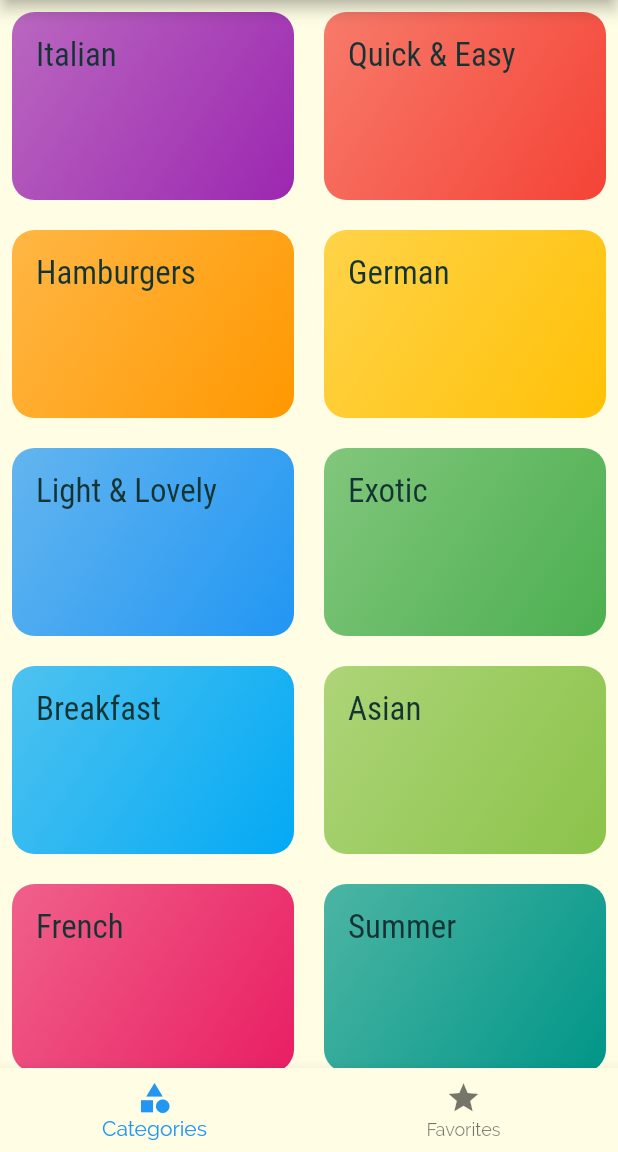
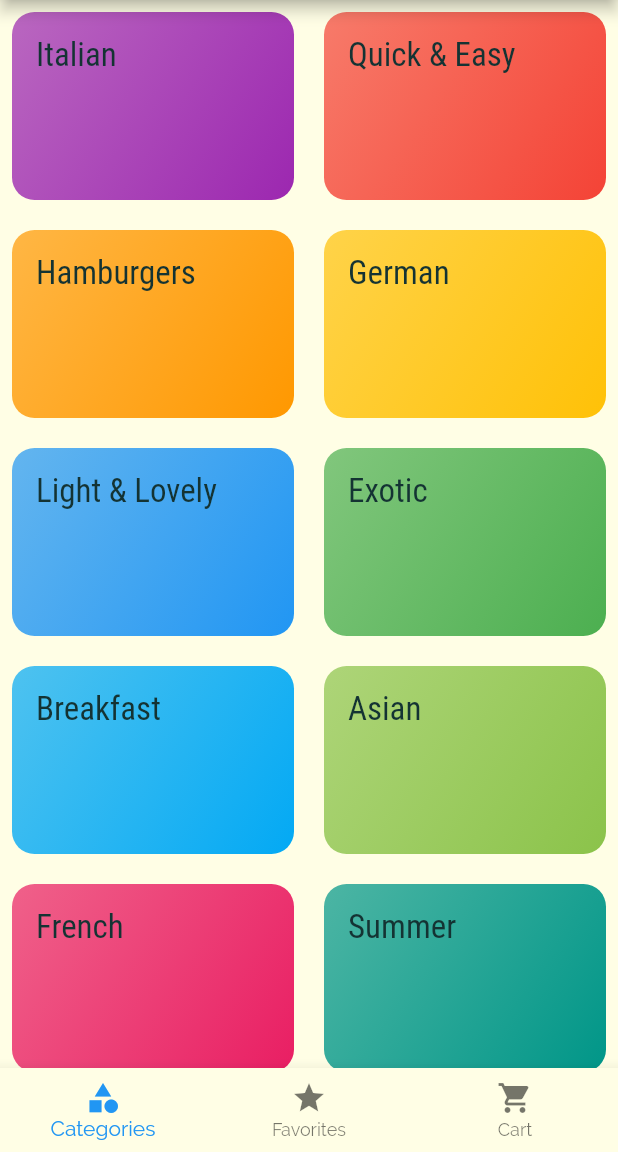
Before and after one commit to Wissa-Azmy/Flurant, a Flutter app: the screen it shows after launch, on a phone screen of 412 x 824 dp, the part 84-1236 px from its top. Run offline on Flutter 3.47's test engine with Material 2 defaults, Android fonts, the phone set to English and light mode, and no system bars.

Commit message:
Add cart tab and cart screen boilerplate

```diff
--- a/lib/models/cart_item.dart
+++ b/lib/models/cart_item.dart
@@ -1,25 +1,9 @@
 import 'package:flurant/models/meal.dart';
-import 'package:flutter/foundation.dart';
+import 'package:flutter/material.dart';
 
-class CartItem {
+class CartItem with ChangeNotifier {
   final Meal product;
   final int quantity;
 
   CartItem({required this.product, required this.quantity});
 }
-
-class CartProvider with ChangeNotifier {
-  Map<String, CartItem> _items = {};
-
-  Map<String, CartItem> get items => _items;
-
-  void addItem(Meal product, double price) {
-    if (_items.containsKey(product.id)) {
-      _items.update(
-        product.id,
-        (item) => CartItem(product: item.product, quantity: item.quantity + 1),
-      );
-    } else {}
-    notifyListeners();
-  }
-}
--- a/lib/screens/tab_bar_screen.dart
+++ b/lib/screens/tab_bar_screen.dart
@@ -1,3 +1,4 @@
+import 'package:flurant/screens/cart_screen.dart';
 import 'package:flurant/screens/categories_screen.dart';
 import 'package:flurant/screens/favorites_screen.dart';
 import 'package:flutter/material.dart';
@@ -14,11 +15,16 @@ class TabBarScreen extends StatefulWidget {
 
 class _TabBarScreenState extends State<TabBarScreen> {
   int _selectedTabIndex = 0;
-  final List<Widget> _screens = const [CategoriesScreen(), FavoritesScreen()];
+  final List<Widget> _screens = const [
+    CategoriesScreen(),
+    FavoritesScreen(),
+    CartScreen()
+  ];
 
   final List<BottomNavigationBarItem> _barItems = const [
     BottomNavigationBarItem(label: 'Categories', icon: Icon(Icons.category)),
-    BottomNavigationBarItem(label: 'Favorites', icon: Icon(Icons.star))
+    BottomNavigationBarItem(label: 'Favorites', icon: Icon(Icons.star)),
+    BottomNavigationBarItem(label: 'Cart', icon: Icon(Icons.shopping_cart))
   ];
 
   void _selectTap(int index) {
```
Also changed, not shown: lib/screens/cart_screen.dart (added, +20 -0 lines).
